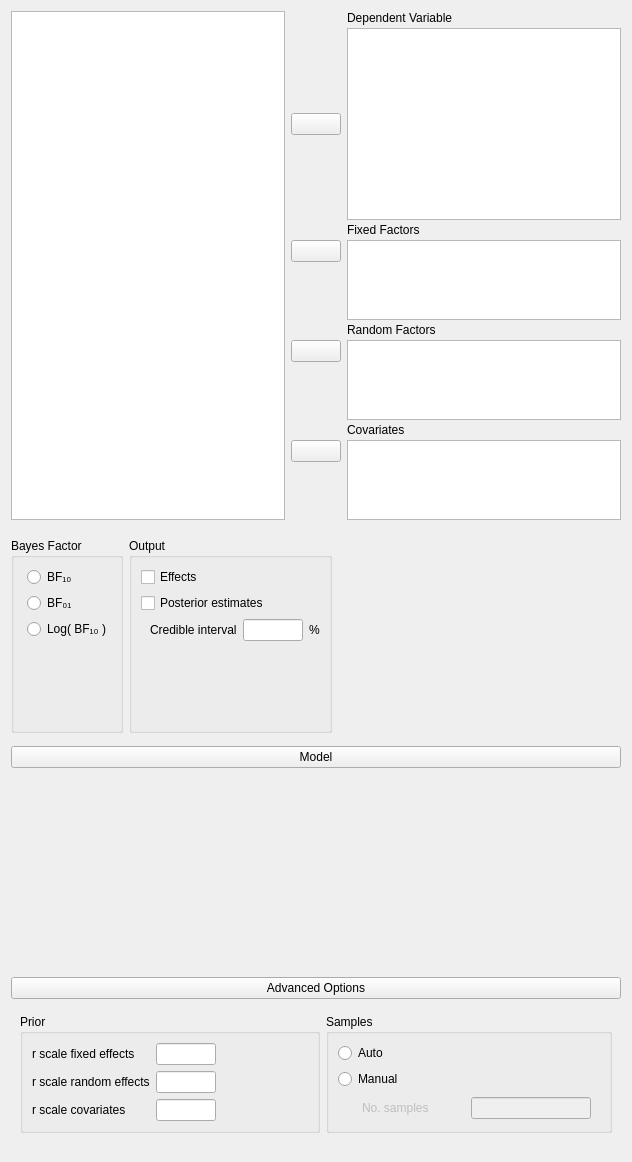
jasp-stats/jasp-desktop, file JASP-Desktop/analysisforms/Bain/bainancovabayesianform.ui: the form before one commit.
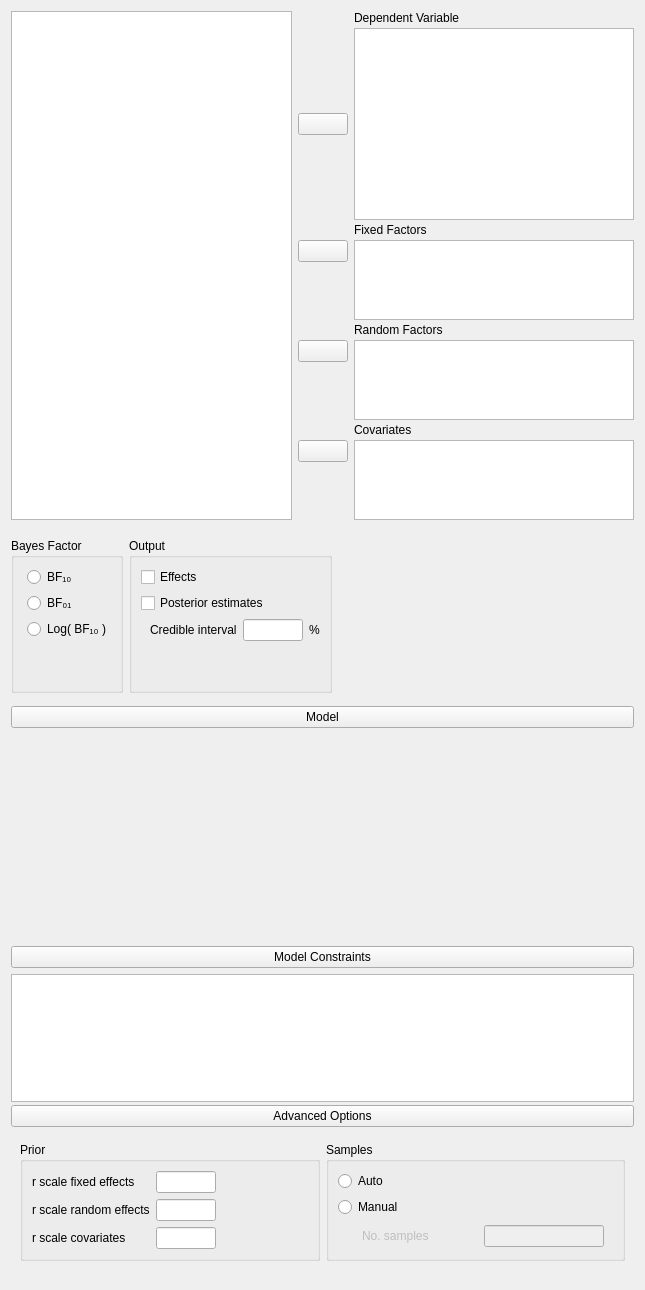
The form after the commit. Custom widgets are drawn as their Qt base class.

Commit message: Model constraints widget added to Bain module

What changed in the file:
```diff
--- a/JASP-Desktop/analysisforms/Bain/bainancovabayesianform.ui
+++ b/JASP-Desktop/analysisforms/Bain/bainancovabayesianform.ui
@@ -6,8 +6,8 @@
    <rect>
     <x>0</x>
     <y>0</y>
-    <width>632</width>
-    <height>1162</height>
+    <width>645</width>
+    <height>1290</height>
    </rect>
   </property>
   <property name="sizePolicy">
@@ -571,6 +571,49 @@
      </layout>
     </widget>
    </item>
+   <item row="4" column="0">
+    <widget class="QWidget" name="constraintsWidget" native="true">
+     <layout class="QGridLayout" name="gridLayout_10">
+      <property name="leftMargin">
+       <number>0</number>
+      </property>
+      <property name="rightMargin">
+       <number>0</number>
+      </property>
+      <property name="bottomMargin">
+       <number>3</number>
+      </property>
+      <item row="2" column="0">
+       <widget class="QWidget" name="model_constraints" native="true">
+        <layout class="QGridLayout" name="gridLayout_16">
+         <property name="leftMargin">
+          <number>0</number>
+         </property>
+         <property name="topMargin">
+          <number>0</number>
+         </property>
+         <property name="rightMargin">
+          <number>0</number>
+         </property>
+         <property name="bottomMargin">
+          <number>0</number>
+         </property>
+         <item row="0" column="1">
+          <widget class="BoundTextEdit" name="model"/>
+         </item>
+        </layout>
+       </widget>
+      </item>
+      <item row="0" column="0">
+       <widget class="ExpanderButton" name="constraintsExpander">
+        <property name="text">
+         <string>Model Constraints</string>
+        </property>
+       </widget>
+      </item>
+     </layout>
+    </widget>
+   </item>
    <item row="2" column="0">
     <widget class="QWidget" name="widget_11" native="true">
      <layout class="QGridLayout" name="gridLayout_6">
@@ -645,7 +688,7 @@
      </layout>
     </widget>
    </item>
-   <item row="3" column="0">
+   <item row="5" column="0">
     <widget class="QWidget" name="advancedBox" native="true">
      <layout class="QGridLayout" name="gridLayout_2">
       <property name="leftMargin">
@@ -857,6 +900,38 @@
   </layout>
  </widget>
  <customwidgets>
+  <customwidget>
+   <class>BoundCheckBox</class>
+   <extends>QCheckBox</extends>
+   <header>widgets/boundcheckbox.h</header>
+  </customwidget>
+  <customwidget>
+   <class>BoundGroupBox</class>
+   <extends>QGroupBox</extends>
+   <header>widgets/boundgroupbox.h</header>
+   <container>1</container>
+  </customwidget>
+  <customwidget>
+   <class>ExpanderButton</class>
+   <extends>QPushButton</extends>
+   <header>widgets/expanderbutton.h</header>
+  </customwidget>
+  <customwidget>
+   <class>GroupBox</class>
+   <extends>QGroupBox</extends>
+   <header>widgets/groupbox.h</header>
+   <container>1</container>
+  </customwidget>
+  <customwidget>
+   <class>BoundTextBox</class>
+   <extends>QLineEdit</extends>
+   <header>widgets/boundtextbox.h</header>
+  </customwidget>
+  <customwidget>
+   <class>BoundTextEdit</class>
+   <extends>QPlainTextEdit</extends>
+   <header>widgets/boundtextedit.h</header>
+  </customwidget>
   <customwidget>
    <class>AssignButton</class>
    <extends>QPushButton</extends>
@@ -872,38 +947,11 @@
    <extends>QListView</extends>
    <header>widgets/boundlistview.h</header>
   </customwidget>
-  <customwidget>
-   <class>GroupBox</class>
-   <extends>QGroupBox</extends>
-   <header>widgets/groupbox.h</header>
-   <container>1</container>
-  </customwidget>
-  <customwidget>
-   <class>BoundTextBox</class>
-   <extends>QLineEdit</extends>
-   <header>widgets/boundtextbox.h</header>
-  </customwidget>
-  <customwidget>
-   <class>BoundGroupBox</class>
-   <extends>QGroupBox</extends>
-   <header>widgets/boundgroupbox.h</header>
-   <container>1</container>
-  </customwidget>
-  <customwidget>
-   <class>BoundCheckBox</class>
-   <extends>QCheckBox</extends>
-   <header>widgets/boundcheckbox.h</header>
-  </customwidget>
   <customwidget>
    <class>boundSingleItemView</class>
    <extends>QListView</extends>
    <header>widgets/boundsingleitemview.h</header>
   </customwidget>
-  <customwidget>
-   <class>ExpanderButton</class>
-   <extends>QPushButton</extends>
-   <header>widgets/expanderbutton.h</header>
-  </customwidget>
   <customwidget>
    <class>AnovaModelWidget</class>
    <extends>QWidget</extends>
```
Left out of the diff: 681 changed lines with no effect on the pictures. The commit also changes 24 other files.
